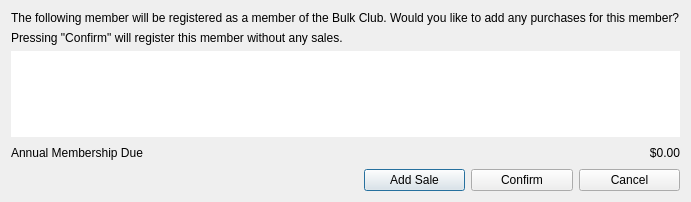
Before: the Qt Designer form BulkClub/addmemberpopup.ui in josharaedwards/CS1C-Project-2, drawn with Qt 5.
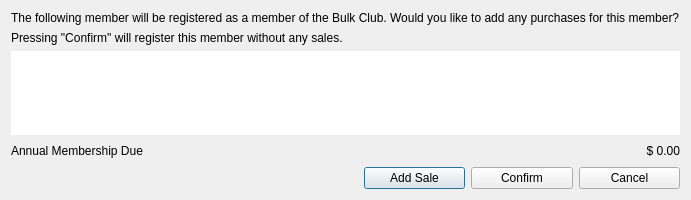
After: the same form once the commit is applied.

```diff
--- a/BulkClub/addmemberpopup.ui
+++ b/BulkClub/addmemberpopup.ui
@@ -9,8 +9,8 @@
    <rect>
     <x>0</x>
     <y>0</y>
-    <width>644</width>
-    <height>202</height>
+    <width>650</width>
+    <height>200</height>
    </rect>
   </property>
   <property name="windowTitle">
@@ -116,7 +116,7 @@
    <item row="4" column="5">
     <widget class="QLabel" name="dueLabel">
      <property name="text">
-      <string>$0.00</string>
+      <string>$ 0.00</string>
      </property>
      <property name="alignment">
       <set>Qt::AlignRight|Qt::AlignTrailing|Qt::AlignVCenter</set>
```
Left out of the diff: 96 changed lines with no effect on the pictures.
